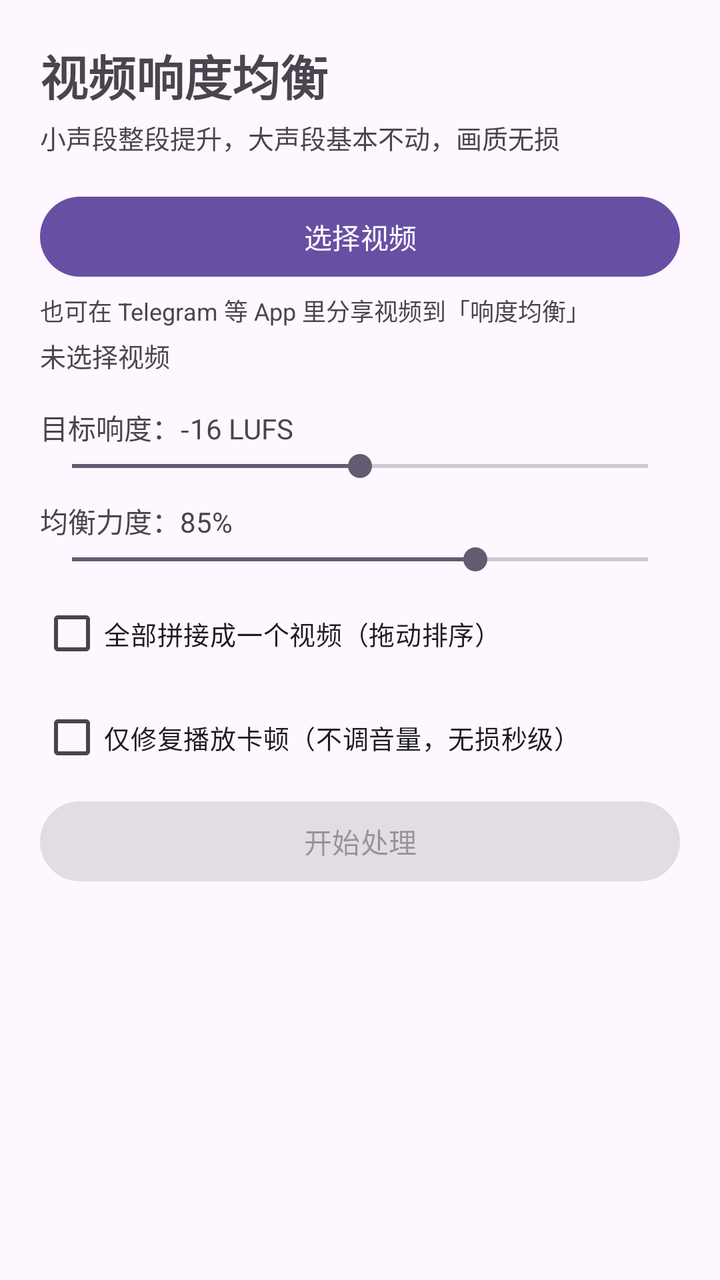
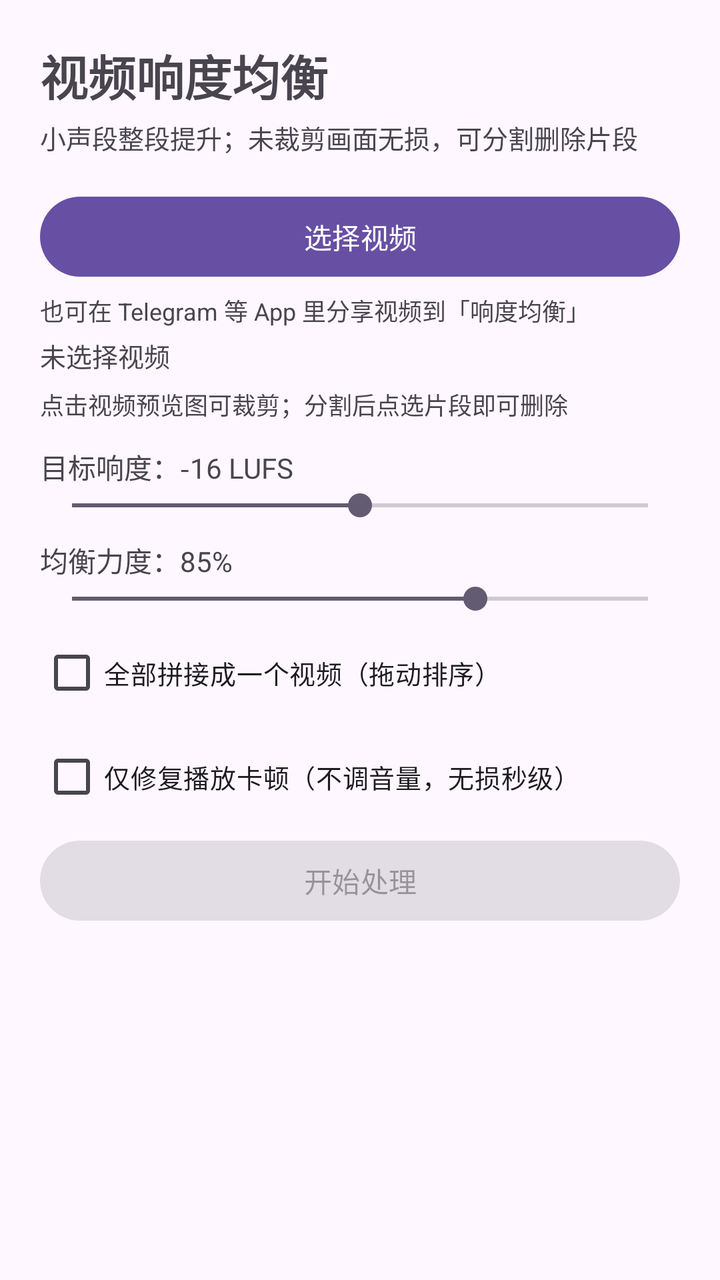

Compare the two renders of this Android layout. The source of the first and the diff that turns it into the second are given below.
<!-- AndroidManifest.xml: application theme Theme.App -->
<!-- res/layout/activity_main.xml -->
<?xml version="1.0" encoding="utf-8"?>
<LinearLayout xmlns:android="http://schemas.android.com/apk/res/android"
    android:layout_width="match_parent"
    android:layout_height="match_parent"
    android:orientation="vertical"
    android:padding="20dp">

    <TextView
        android:layout_width="wrap_content"
        android:layout_height="wrap_content"
        android:text="视频响度均衡"
        android:textSize="24sp"
        android:textStyle="bold" />

    <TextView
        android:layout_width="wrap_content"
        android:layout_height="wrap_content"
        android:layout_marginTop="4dp"
        android:text="小声段整段提升，大声段基本不动，画质无损"
        android:textSize="13sp" />

    <Button
        android:id="@+id/btnPick"
        android:layout_width="match_parent"
        android:layout_height="wrap_content"
        android:layout_marginTop="16dp"
        android:text="选择视频" />

    <TextView
        android:layout_width="wrap_content"
        android:layout_height="wrap_content"
        android:layout_marginTop="4dp"
        android:text="也可在 Telegram 等 App 里分享视频到「响度均衡」"
        android:textSize="12sp" />

    <TextView
        android:id="@+id/tvSelected"
        android:layout_width="wrap_content"
        android:layout_height="wrap_content"
        android:layout_marginTop="4dp"
        android:text="未选择视频"
        android:textSize="13sp" />

    <androidx.recyclerview.widget.RecyclerView
        android:id="@+id/rvFiles"
        android:layout_width="match_parent"
        android:layout_height="wrap_content"
        android:layout_marginTop="4dp" />

    <TextView
        android:id="@+id/tvTarget"
        android:layout_width="wrap_content"
        android:layout_height="wrap_content"
        android:layout_marginTop="12dp"
        android:text="目标响度：-16 LUFS" />

    <SeekBar
        android:id="@+id/sbTarget"
        android:layout_width="match_parent"
        android:layout_height="wrap_content"
        android:max="8"
        android:progress="4" />

    <TextView
        android:id="@+id/tvStrength"
        android:layout_width="wrap_content"
        android:layout_height="wrap_content"
        android:layout_marginTop="8dp"
        android:text="均衡力度：85%" />

    <SeekBar
        android:id="@+id/sbStrength"
        android:layout_width="match_parent"
        android:layout_height="wrap_content"
        android:max="50"
        android:progress="35" />

    <CheckBox
        android:id="@+id/cbConcat"
        android:layout_width="wrap_content"
        android:layout_height="wrap_content"
        android:layout_marginTop="4dp"
        android:text="全部拼接成一个视频（拖动排序）"
        android:textSize="13sp" />

    <CheckBox
        android:id="@+id/cbRepair"
        android:layout_width="wrap_content"
        android:layout_height="wrap_content"
        android:layout_marginTop="4dp"
        android:text="仅修复播放卡顿（不调音量，无损秒级）"
        android:textSize="13sp" />

    <Button
        android:id="@+id/btnStart"
        android:layout_width="match_parent"
        android:layout_height="wrap_content"
        android:layout_marginTop="4dp"
        android:enabled="false"
        android:text="开始处理" />

    <ProgressBar
        android:id="@+id/pbFile"
        style="?android:attr/progressBarStyleHorizontal"
        android:layout_width="match_parent"
        android:layout_height="wrap_content"
        android:layout_marginTop="8dp"
        android:max="100"
        android:visibility="invisible" />

    <TextView
        android:id="@+id/tvStage"
        android:layout_width="wrap_content"
        android:layout_height="wrap_content"
        android:textSize="13sp" />

    <ScrollView
        android:id="@+id/svLog"
        android:layout_width="match_parent"
        android:layout_height="0dp"
        android:layout_marginTop="8dp"
        android:layout_weight="1">

        <TextView
            android:id="@+id/tvLog"
            android:layout_width="match_parent"
            android:layout_height="wrap_content"
            android:fontFamily="monospace"
            android:textIsSelectable="true"
            android:textSize="12sp" />
    </ScrollView>

</LinearLayout>
<!-- resources referenced by this layout -->
<resources>
  <style name="Theme.App" parent="Theme.Material3.DayNight.NoActionBar" />
</resources>

<!-- the commit's change to res/layout/activity_main.xml (unified diff, before → after) -->
@@ -16,7 +16,7 @@
         android:layout_width="wrap_content"
         android:layout_height="wrap_content"
         android:layout_marginTop="4dp"
-        android:text="小声段整段提升，大声段基本不动，画质无损"
+        android:text="小声段整段提升；未裁剪画面无损，可分割删除片段"
         android:textSize="13sp" />
 
     <Button
@@ -46,6 +46,13 @@
         android:layout_width="match_parent"
         android:layout_height="wrap_content"
         android:layout_marginTop="4dp" />
+
+    <TextView
+        android:layout_width="wrap_content"
+        android:layout_height="wrap_content"
+        android:layout_marginTop="2dp"
+        android:text="点击视频预览图可裁剪；分割后点选片段即可删除"
+        android:textSize="12sp" />
 
     <TextView
         android:id="@+id/tvTarget"
